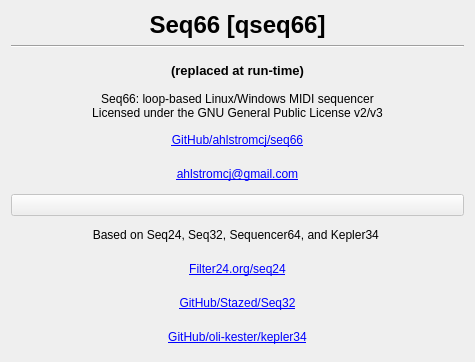
First picture: the form in seq_qt5/forms/qsabout.ui, repository ahlstromcj/seq66, before the edit.
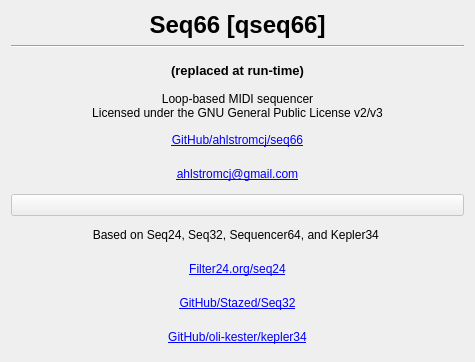
Second picture: the form after the edit.

Patch:
```diff
--- a/seq_qt5/forms/qsabout.ui
+++ b/seq_qt5/forms/qsabout.ui
@@ -70,7 +70,7 @@
    <item>
     <widget class="QLabel" name="descriptionLabel">
      <property name="text">
-      <string>&lt;html&gt;&lt;head/&gt;&lt;body&gt;&lt;p align=&quot;center&quot;&gt;Seq66: loop-based Linux/Windows MIDI sequencer&lt;br&gt;Licensed under the GNU General Public License v2/v3&lt;/p&gt;&lt;/body&gt;&lt;/html&gt;</string>
+      <string>&lt;html&gt;&lt;head/&gt;&lt;body&gt;&lt;p align=&quot;center&quot;&gt;Loop-based MIDI sequencer&lt;br&gt;Licensed under the GNU General Public License v2/v3&lt;/p&gt;&lt;/body&gt;&lt;/html&gt;</string>
      </property>
      <property name="alignment">
       <set>Qt::AlignCenter</set>
```
Left out of the diff: 22 changed lines with no effect on the pictures.
